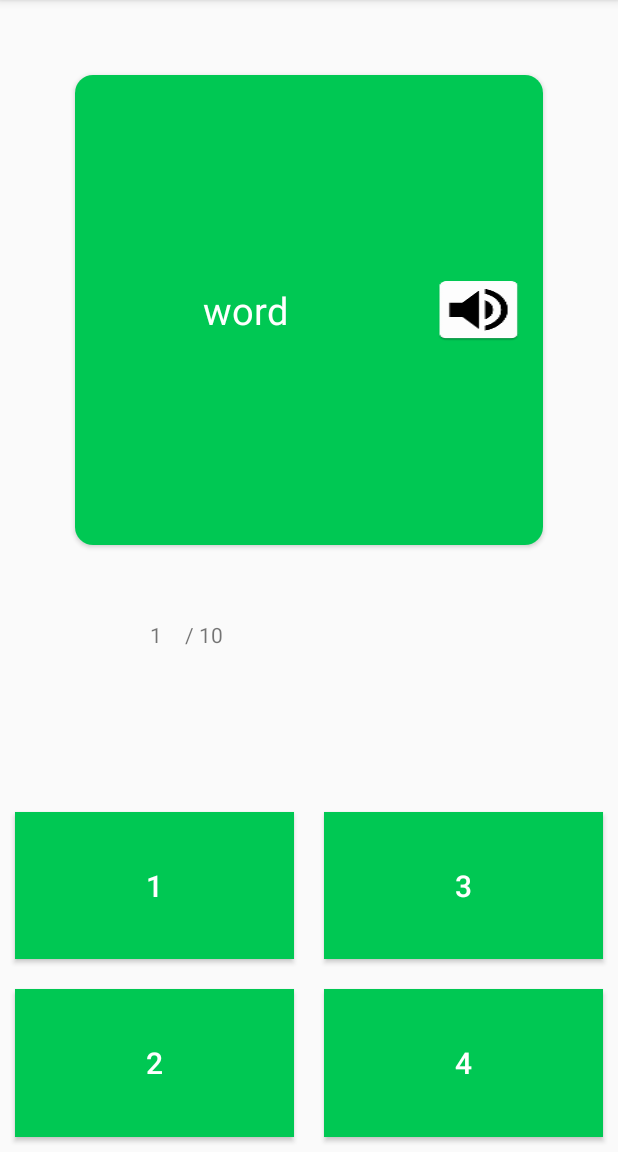
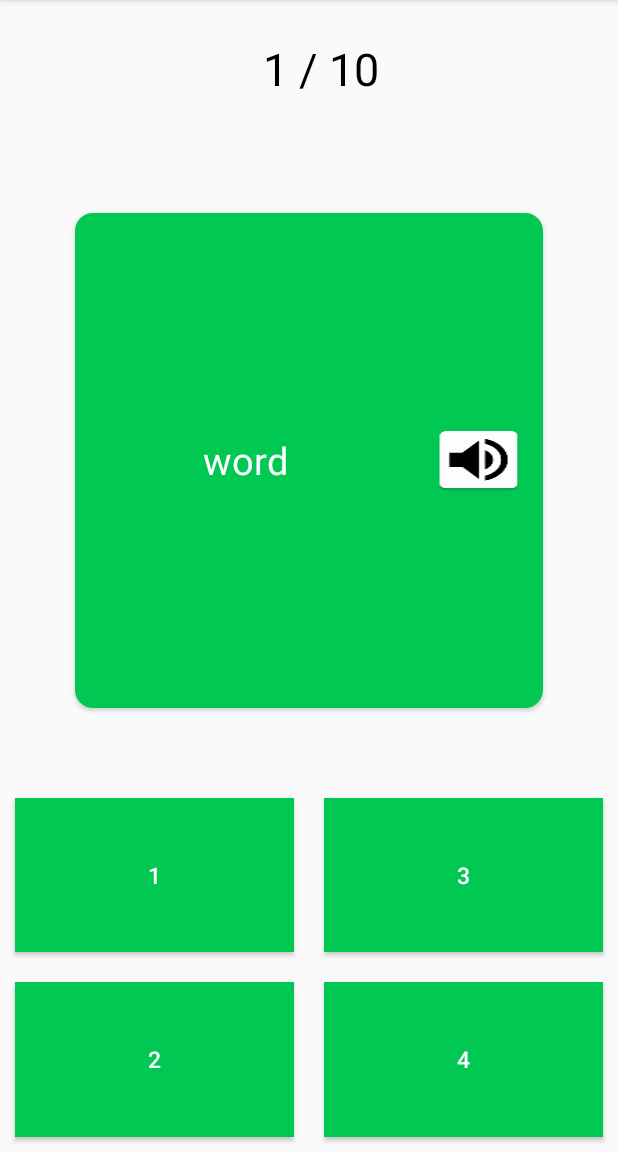
Before and after one commit to sanqa/BetterEnglish, an Android app: the TranslateWordActivity screen opened directly, with no data from a screen before it, on a phone screen of 412 x 824 dp, the part 84-1236 px from its top. Run offline under Robolectric (Android 15) with nearby library versions, the phone set to English and light mode, and no system bars; our stand-ins replace ButterKnife; 6 statements that could not run were skipped.

Commit message:
fixed bug with count of correct words

```diff
--- a/app/src/main/res/layout/activity_word_translate.xml
+++ b/app/src/main/res/layout/activity_word_translate.xml
@@ -7,6 +7,40 @@
     android:layout_height="match_parent"
     android:gravity="center"
     android:orientation="vertical">
+
+    <LinearLayout
+        android:layout_width="match_parent"
+        android:layout_height="0dp"
+        android:gravity="center"
+        android:layout_weight="1"
+        android:layout_margin="15dp"
+        android:orientation="horizontal">
+
+
+        <TextView
+            android:id="@+id/current_trainee"
+            android:layout_width="40dp"
+            android:layout_height="wrap_content"
+            android:gravity="end"
+            android:textColor="#000000"
+            android:text="1"
+            android:textSize="@dimen/trainee_bid_text_size" />
+
+        <TextView
+            android:layout_width="wrap_content"
+            android:layout_height="wrap_content"
+            android:textColor="#000000"
+            android:text=" / "
+            android:textSize="@dimen/trainee_bid_text_size" />
+
+        <TextView
+            android:id="@+id/all_trainee"
+            android:layout_width="40dp"
+            android:layout_height="wrap_content"
+            android:textColor="#000000"
+            android:text="1"
+            android:textSize="@dimen/trainee_bid_text_size" />
+    </LinearLayout>
 
     <LinearLayout
         android:layout_width="match_parent"
@@ -30,9 +64,9 @@
                 <TextView
                     android:id="@+id/traine_mode_word"
                     android:layout_width="0dp"
-                    android:gravity="center"
                     android:layout_height="wrap_content"
                     android:layout_weight="7"
+                    android:gravity="center"
                     android:text="word"
                     android:textColor="@color/cardview_light_background"
                     android:textSize="25sp" />
@@ -51,33 +85,6 @@
 
     </LinearLayout>
 
-    <LinearLayout
-        android:layout_width="match_parent"
-        android:layout_height="0dp"
-        android:orientation="horizontal"
-        android:layout_weight="2">
-
-        <android.support.v4.widget.Space
-            android:layout_width="100dp"
-            android:layout_height="match_parent" />
-
-        <TextView
-            android:layout_width="20dp"
-            android:id="@+id/current_trainee"
-            android:layout_height="wrap_content"
-            android:text="1"/>
-
-        <TextView
-            android:layout_width="wrap_content"
-            android:layout_height="wrap_content"
-            android:text=" / "/>
-
-        <TextView
-            android:layout_width="20dp"
-            android:layout_height="wrap_content"
-            android:id="@+id/all_trainee"
-            android:text="1"/>
-    </LinearLayout>
 
     <LinearLayout
         android:layout_width="match_parent"
@@ -90,25 +97,25 @@
             android:id="@+id/button_one"
             android:layout_width="0dp"
             android:layout_height="match_parent"
-            android:onClick="onClick"
             android:layout_margin="@dimen/trainee_mode_margin"
             android:layout_weight="1"
             android:background="@color/mode1"
+            android:onClick="onClick"
             android:text="1"
             android:textColor="@color/cardview_light_background"
-            android:textSize="20sp" />
+            android:textSize="@dimen/trainee_mode_text_size" />
 
         <Button
             android:id="@+id/button_three"
             android:layout_width="0dp"
-            android:onClick="onClick"
             android:layout_height="match_parent"
             android:layout_margin="@dimen/trainee_mode_margin"
             android:layout_weight="1"
             android:background="@color/mode1"
+            android:onClick="onClick"
             android:text="3"
             android:textColor="@color/cardview_light_background"
-            android:textSize="20sp" />
+            android:textSize="@dimen/trainee_mode_text_size" />
 
     </LinearLayout>
 
@@ -123,25 +130,25 @@
             android:id="@+id/button_two"
             android:layout_width="0dp"
             android:layout_height="match_parent"
-            android:onClick="onClick"
             android:layout_margin="@dimen/trainee_mode_margin"
             android:layout_weight="1"
             android:background="@color/mode1"
+            android:onClick="onClick"
             android:text="2"
             android:textColor="@color/cardview_light_background"
-            android:textSize="20sp" />
+            android:textSize="@dimen/trainee_mode_text_size" />
 
         <Button
             android:id="@+id/button_four"
             android:layout_width="0dp"
             android:layout_height="match_parent"
             android:layout_margin="@dimen/trainee_mode_margin"
-            android:onClick="onClick"
             android:layout_weight="1"
             android:background="@color/mode1"
+            android:onClick="onClick"
             android:text="4"
             android:textColor="@color/cardview_light_background"
-            android:textSize="20sp" />
+            android:textSize="@dimen/trainee_mode_text_size" />
 
     </LinearLayout>
 
--- a/app/src/main/res/values/dimens.xml
+++ b/app/src/main/res/values/dimens.xml
@@ -36,5 +36,7 @@
     <!-- Trainee Mode -->
     <dimen name="trainee_mode_margin">10dp</dimen>
     <dimen name="trainee_card_margin">50dp</dimen>
+    <dimen name="trainee_mode_text_size">15sp</dimen>
+    <dimen name="trainee_bid_text_size">30sp</dimen>
 
 </resources>
```
Also changed, not shown: app/src/main/AndroidManifest.xml (+14 -5 lines), app/src/main/java/com/bionic/sasha/betterenglish/customViews/WrongAnswerClass.java (added, +25 -0 lines), app/src/main/java/com/bionic/sasha/betterenglish/customViews/WrongNotif.java (added, +191 -0 lines), app/src/main/java/com/bionic/sasha/betterenglish/traineeModes/WordTranslateActivity.java (+8 -5 lines), app/src/main/res/layout/sample_wrong_notif.xml (added, +17 -0 lines), app/src/main/res/values/attrs_wrong_notif.xml (added, +8 -0 lines).
